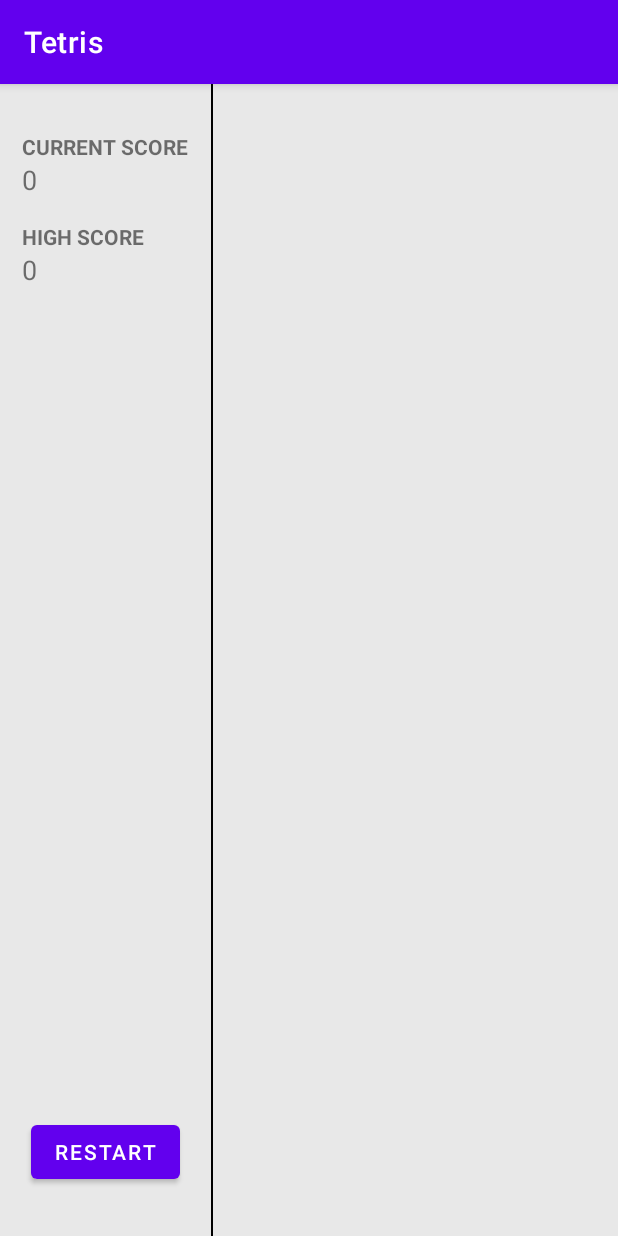
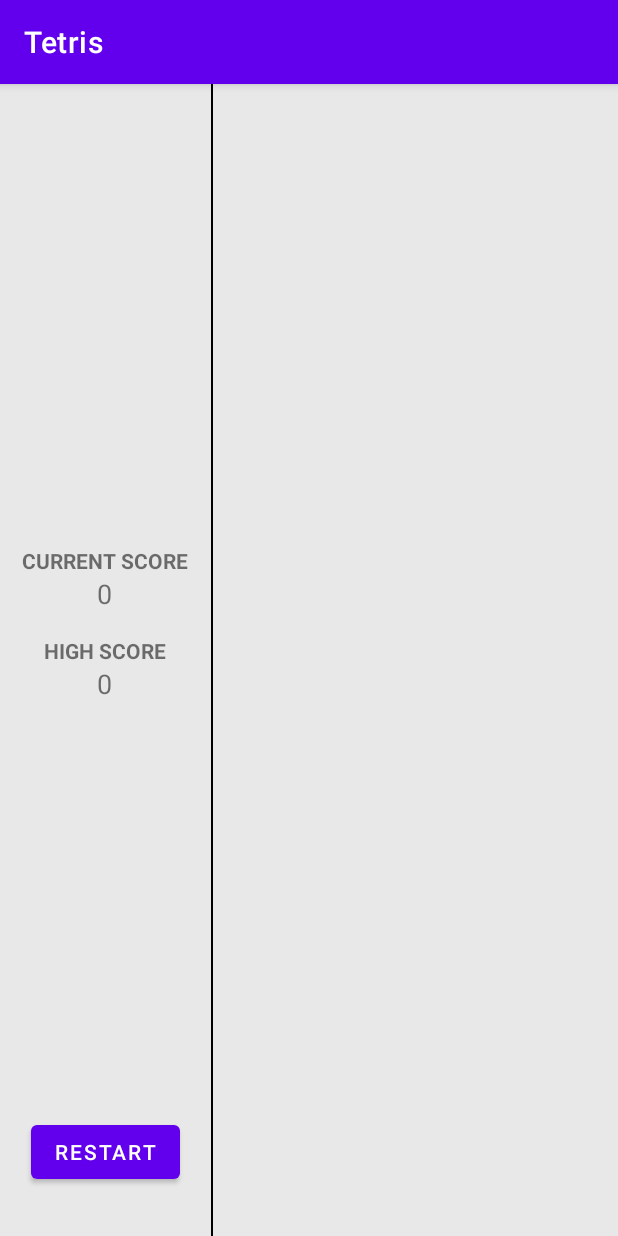
Before and after one commit to Xsufu/Tetris, an Android app: the GameActivity screen opened directly, with no data from a screen before it, on a phone screen of 412 x 824 dp. Run offline under Robolectric (Android 15) with nearby library versions, the phone set to English and light mode, and no system bars.

Commit message:
Исправлено выравнивание по центру для счётчика очков

```diff
--- a/app/src/main/res/layout/activity_game.xml
+++ b/app/src/main/res/layout/activity_game.xml
@@ -28,7 +28,7 @@
                 android:layout_height="0dp"
                 android:layout_weight="1"
                 android:orientation="vertical"
-                android:layout_gravity="center">
+                android:gravity="center">
 
                 <TextView
                     android:layout_width="wrap_content"
```
